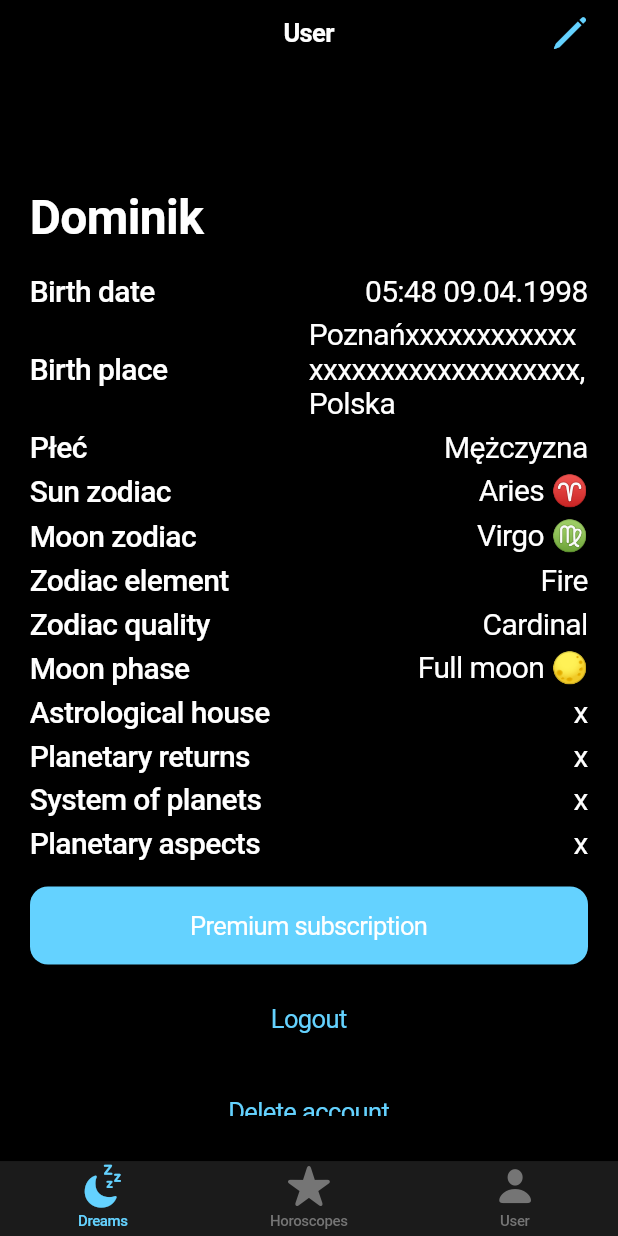
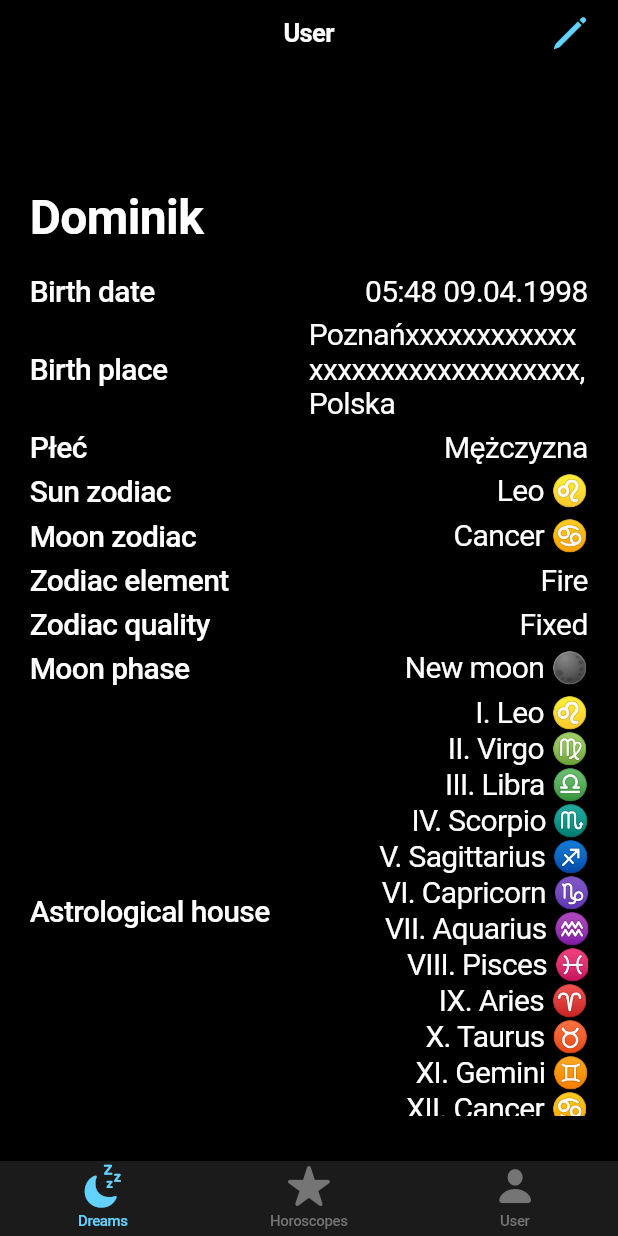
Before and after one commit to drolewski/am-i-dreaming, a Flutter app: the screen it shows once a user with an empty profile is signed in, on a phone screen of 412 x 824 dp. Run offline on Flutter 3.47's test engine with Material 3 defaults, Android fonts, the phone set to English and light mode, and no system bars; our stand-ins replace cloud_firestore, firebase_auth, firebase_core, go_router; missing offline and left inert: firebase_ui_auth, firebase_ui_localizations, firebase_ui_oauth_google; accounts and stored records are empty; generated files the repository leaves out were written again.

Commit message:
Visualize astrological houses

```diff
--- /dev/null
+++ b/lib/src/component/detail_list_record.dart
@@ -0,0 +1,35 @@
+import 'package:flutter/cupertino.dart';
+
+class DetailListRecord extends StatelessWidget {
+  const DetailListRecord(
+      {super.key, required this.label, required this.values});
+
+  final String label;
+  final List<String> values;
+
+  @override
+  Widget build(BuildContext context) {
+    final valueWidgets = values.map((h) {
+      return Text(
+        h,
+        style: const TextStyle(fontSize: 20, fontWeight: FontWeight.w400),
+      );
+    }).toList();
+    return Padding(
+        padding: const EdgeInsets.only(top: 6),
+        child: Row(children: [
+          Expanded(
+              child: Text(
+            label,
+            style: const TextStyle(fontSize: 20, fontWeight: FontWeight.w500),
+          )),
+          Expanded(
+              child: Container(
+                  alignment: Alignment.centerRight,
+                  child: Column(
+                    crossAxisAlignment: CrossAxisAlignment.end,
+                    children: valueWidgets,
+                  )))
+        ]));
+  }
+}
--- a/lib/src/logic/astrological_house/astrological_house.dart
+++ b/lib/src/logic/astrological_house/astrological_house.dart
@@ -1,59 +1,102 @@
 import 'dart:math';
 
-class AstroHouse {
-  final int timestamp;
-  final double latitude;
-  final double longitude;
+import 'package:am_i_dreaming/src/logic/sun_zodiac/translate/zodiac_translator.dart';
+import 'package:flutter/cupertino.dart';
 
-  AstroHouse(this.timestamp, this.latitude, this.longitude);
+import '../../model/zodiac_model.dart';
 
-  double calculateSiderealTime() {
+double _calculateJulianDay(int timestamp) {
   final birthDateTime = DateTime.fromMillisecondsSinceEpoch(timestamp);
   int year = birthDateTime.year;
   int month = birthDateTime.month;
   int day = birthDateTime.day;
 
-    if (month < 3) {
+  if (month <= 2) {
     year -= 1;
     month += 12;
   }
 
-    // JD
   int A = (year / 100).floor();
   int B = 2 - A + (A / 4).floor();
-    double JD = (365.25 * (year + 4716)).floor() +
+
+  return (365.25 * (year + 4716)).floor() +
       (30.6001 * (month + 1)).floor() +
       day +
       B -
-        1524.5;
-
-    // Star time Greenwich
-    double T = (JD - 2451545.0) / 36525.0;
-    double GMST = 280.46061837 +
-        360.98564736629 * (JD - 2451545.0) +
-        0.000387933 * pow(T, 2) -
-        pow(T, 3) / 38710000.0;
-
-    // 360 degree normalization
-    return GMST % 360;
+      1524.5 +
+      (birthDateTime.hour / 24) +
+      (birthDateTime.minute / 1440);
 }
 
-  double calculateAscendant() {
-    double siderealTime = calculateSiderealTime();
-    double ascendant = siderealTime + longitude;
+double _calculateAscendant(int timestamp) {
+  double JD = _calculateJulianDay(timestamp);
+  double D = JD - 2451545.0;
 
-    return ascendant % 360;
+  double L = (280.460 + 0.9856474 * D) % 360;
+
+  double g = (357.528 + 0.9856003 * D) % 360;
+
+  double lambda = L + 1.915 * sin(g * pi / 180) + 0.020 * sin(2 * g * pi / 180);
+
+  double ascendant =
+      atan2(sin(lambda * pi / 180), cos(lambda * pi / 180)) * 180 / pi;
+
+  if (ascendant < 0) ascendant += 360;
+
+  return ascendant;
 }
 
-  Map<int, double> calculateHouses() {
-    double ascendant = calculateAscendant();
-    Map<int, double> houses = {};
+List<double> _calculateHouses(int timestamp) {
+  double ascendant = _calculateAscendant(timestamp);
 
-    // 30 degree houses
-    for (int i = 1; i <= 12; i++) {
-      houses[i] = (ascendant + (i - 1) * 30) % 360;
+  List<double> houses = [];
+  for (int i = 0; i < 12; i++) {
+    houses.add((ascendant + i * 30) % 360);
   }
 
   return houses;
 }
+
+
+List<String> astroHouses(BuildContext context, int timestamp) {
+  final assignedHouses = _assignSignsToHouses(timestamp);
+  final result = [
+  "I. ${translateZodiac(context, assignedHouses[0].name)} ${assignedHouses[0].icon}",
+  "II. ${translateZodiac(context, assignedHouses[1].name)} ${assignedHouses[1].icon}",
+  "III. ${translateZodiac(context, assignedHouses[2].name)} ${assignedHouses[2].icon}",
+  "IV. ${translateZodiac(context, assignedHouses[3].name)} ${assignedHouses[3].icon}",
+  "V. ${translateZodiac(context, assignedHouses[4].name)} ${assignedHouses[4].icon}",
+  "VI. ${translateZodiac(context, assignedHouses[5].name)} ${assignedHouses[5].icon}",
+  "VII. ${translateZodiac(context, assignedHouses[6].name)} ${assignedHouses[6].icon}",
+  "VIII. ${translateZodiac(context, assignedHouses[7].name)} ${assignedHouses[7].icon}",
+  "IX. ${translateZodiac(context, assignedHouses[8].name)} ${assignedHouses[8].icon}",
+  "X. ${translateZodiac(context, assignedHouses[9].name)} ${assignedHouses[9].icon}",
+  "XI. ${translateZodiac(context, assignedHouses[10].name)} ${assignedHouses[10].icon}",
+  "XII. ${translateZodiac(context, assignedHouses[11].name)} ${assignedHouses[11].icon}",
+  ];
+  return result;
 }
+
+List<ZodiacModel> _assignSignsToHouses(
+    int timestamp) {
+  List<double> houses = _calculateHouses(timestamp);
+  List<ZodiacModel> signs = [
+    ZodiacModel(name: ZodiacEnum.aries, icon: "♈️"),
+    ZodiacModel(name: ZodiacEnum.taurus, icon: "♉️️"),
+    ZodiacModel(name: ZodiacEnum.gemini, icon: "♊️️️"),
+    ZodiacModel(name: ZodiacEnum.cancer, icon: "♋️"),
+    ZodiacModel(name: ZodiacEnum.leo, icon: "♌️"),
+    ZodiacModel(name: ZodiacEnum.virgo, icon: "♍️"),
+    ZodiacModel(name: ZodiacEnum.libra, icon: "♎️️"),
+    ZodiacModel(name: ZodiacEnum.scorpio, icon: "︎♏️️️"),
+    ZodiacModel(name: ZodiacEnum.sagittarius, icon: "♐️️️"),
+    ZodiacModel(name: ZodiacEnum.capricorn, icon: "♑️️️️"),
+    ZodiacModel(name: ZodiacEnum.aquarius, icon: "♒️️️️️"),
+    ZodiacModel(name: ZodiacEnum.pisces, icon: "♓️️️️️️")
+  ];
+
+  return houses.map((degree) {
+    int signIndex = (degree ~/ 30) % 12;
+    return signs[signIndex];
+  }).toList();
+}
--- a/lib/src/view/users/user_view.dart
+++ b/lib/src/view/users/user_view.dart
@@ -1,3 +1,4 @@
+import 'package:am_i_dreaming/src/component/detail_list_record.dart';
 import 'package:am_i_dreaming/src/component/premium_button.dart';
 import 'package:am_i_dreaming/src/logic/lunar_zodiac/lunar_zodiac.dart';
 import 'package:am_i_dreaming/src/logic/moon/moon_phase.dart';
@@ -9,9 +10,9 @@ import 'package:flutter_gen/gen_l10n/app_localizations.dart';
 import '../../component/detail_record.dart';
 import '../../logic/astrological_house/astrological_house.dart';
 import '../../logic/moon/translate/moon_phase_translator.dart';
+import '../../logic/sun_zodiac/sun_zodiac.dart';
 import '../../logic/sun_zodiac/translate/quality_translator.dart';
 import '../../logic/sun_zodiac/translate/zodiac_translator.dart';
-import '../../logic/sun_zodiac/sun_zodiac.dart';
 
 class UserView extends StatefulWidget {
   const UserView({super.key});
@@ -44,19 +45,17 @@ class _UserViewState extends State<UserView> {
   }
 
   Column _displayUser() {
-    final date = 892100939000;//Monika: 903518153000; Dominik: 892100939000
-    final longitude = 52.40981729368307;// Strzelno: 52.62711116548577, 18.17401839176394
-    final latitude = 16.894916280501686; // Poznań: 52.40981729368307 16.894916280501686
+    final date = 903518153000; //Monika: 903518153000; Dominik: 892100939000
+    final longitude =
+        52.40981729368307; // Strzelno: 52.62711116548577, 18.17401839176394
+    final latitude =
+        16.894916280501686; // Poznań: 52.40981729368307 16.894916280501686
     final sunZodiacValue = sunZodiac(date);
     final lunarZodiacValue = lunarZodiac(date, latitude, longitude);
     final zodiacElement = element(sunZodiacValue.name);
     final zodiacQuality = quality(sunZodiacValue.name);
     final moonPhaseValue = moonPhase(date);
-    final astroHouse = AstroHouse(date, latitude, longitude);
-    final ascendant = astroHouse.calculateAscendant();
-    final houses = astroHouse.calculateHouses();
-    print(houses);
-    print(ascendant);
+    final houses = astroHouses(context, date);
     return Column(
       crossAxisAlignment: CrossAxisAlignment.start,
       children: [
@@ -98,13 +97,12 @@ class _UserViewState extends State<UserView> {
         ),
         DetailsRecord(
           label: AppLocalizations.of(context)!.moon_phase,
-          value: "${translateMoonPhase(
-              context, moonPhaseValue.name)} ${moonPhaseValue.icon}",
+          value:
+              "${translateMoonPhase(context, moonPhaseValue.name)} ${moonPhaseValue.icon}",
         ),
-        DetailsRecord(
+        DetailListRecord(
             label: AppLocalizations.of(context)!.astrological_house,
-          value: "x",
-        ),
+            values: houses),
         DetailsRecord(
           label: AppLocalizations.of(context)!.planetary_returns,
           value: "x",
@@ -134,8 +132,7 @@ class _UserViewState extends State<UserView> {
                     child: CupertinoButton(
                         child:
                             Text(AppLocalizations.of(context)!.delete_account),
-                        onPressed: () =>
-                            Navigator.of(context)
+                        onPressed: () => Navigator.of(context)
                             .restorablePush(_modalBuilder)))))
       ],
     );
```
Lines whose indentation alone changed are shown as unchanged.
